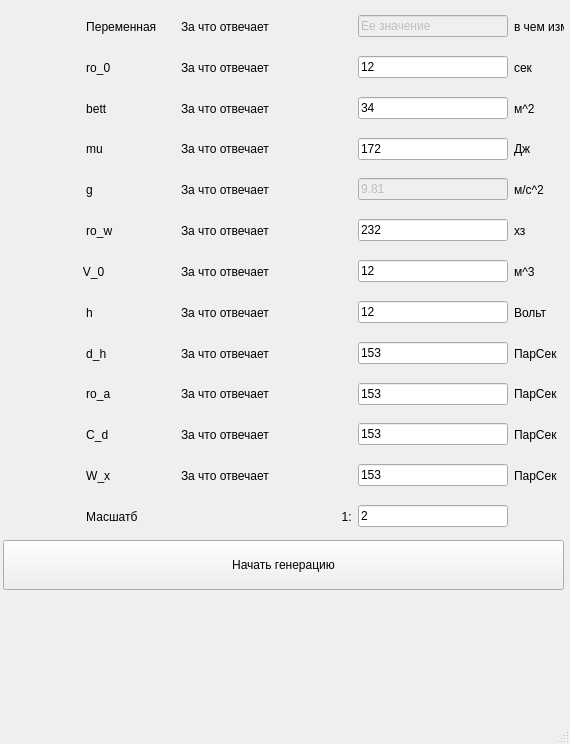
Before: the Qt Designer form menu.ui in Gr1g0r1y/Oil_spill_simulation, drawn with Qt 5.
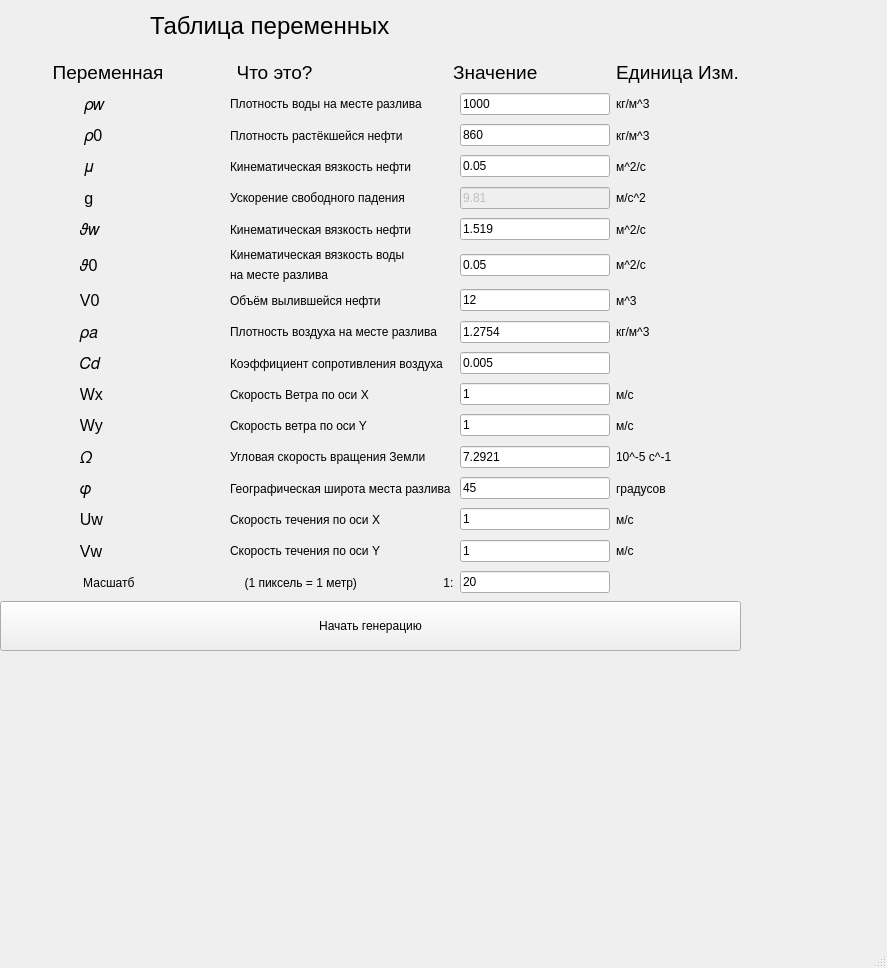
After: the same form once the commit is applied.

What changed in the file:
```diff
--- a/menu.ui
+++ b/menu.ui
@@ -6,20 +6,20 @@
    <rect>
     <x>0</x>
     <y>0</y>
-    <width>570</width>
-    <height>744</height>
+    <width>887</width>
+    <height>968</height>
    </rect>
   </property>
   <property name="minimumSize">
    <size>
-    <width>570</width>
-    <height>744</height>
+    <width>0</width>
+    <height>0</height>
    </size>
   </property>
   <property name="maximumSize">
    <size>
-    <width>570</width>
-    <height>744</height>
+    <width>16777215</width>
+    <height>16777215</height>
    </size>
   </property>
   <property name="windowTitle">
@@ -29,55 +29,78 @@
    <widget class="QWidget" name="verticalLayoutWidget">
     <property name="geometry">
      <rect>
-      <x>3</x>
-      <y>9</y>
-      <width>561</width>
-      <height>581</height>
+      <x>0</x>
+      <y>60</y>
+      <width>741</width>
+      <height>591</height>
      </rect>
     </property>
+    <property name="minimumSize">
+     <size>
+      <width>125</width>
+      <height>0</height>
+     </size>
+    </property>
     <layout class="QVBoxLayout" name="verticalLayout">
      <item>
       <layout class="QHBoxLayout" name="horizontalLayout">
        <item>
         <widget class="QLabel" name="label_2">
+         <property name="font">
+          <font>
+           <pointsize>14</pointsize>
+          </font>
+         </property>
          <property name="text">
-          <string>                         Переменная</string>
+          <string>          Переменная</string>
          </property>
         </widget>
        </item>
        <item>
         <widget class="QLabel" name="label">
+         <property name="font">
+          <font>
+           <pointsize>14</pointsize>
+          </font>
+         </property>
          <property name="text">
-          <string>За что отвечает</string>
+          <string>      Что это?</string>
          </property>
         </widget>
        </item>
        <item>
-        <widget class="QLineEdit" name="data_Example">
-         <property name="enabled">
-          <bool>false</bool>
-         </property>
-         <property name="maximumSize">
-          <size>
-           <width>150</width>
-           <height>16777215</height>
-          </size>
+        <widget class="QLabel" name="label_4">
+         <property name="font">
+          <font>
+           <pointsize>14</pointsize>
+          </font>
          </property>
          <property name="text">
-          <string>Ее значение</string>
+          <string>        Значение</string>
          </property>
         </widget>
        </item>
        <item>
         <widget class="QLabel" name="label_7">
+         <property name="minimumSize">
+          <size>
+           <width>125</width>
+           <height>0</height>
+          </size>
+         </property>
          <property name="maximumSize">
           <size>
            <width>50</width>
            <height>16777215</height>
           </size>
          </property>
+         <property name="font">
+          <font>
+           <pointsize>14</pointsize>
+          </font>
+         </property>
          <property name="text">
-          <string>в чем измер</string>
+          <string>Единица Изм.</string>
          </property>
         </widget>
        </item>
@@ -87,23 +110,34 @@
       <layout class="QHBoxLayout" name="horizontalLayout_4">
        <item>
         <widget class="QLabel" name="label_10">
+         <property name="font">
+          <font>
+           <pointsize>12</pointsize>
+          </font>
+         </property>
          <property name="text">
-          <string>                         ro_0</string>
+          <string>                   𝜌𝑤</string>
          </property>
         </widget>
        </item>
        <item>
         <widget class="QLabel" name="label_11">
          <property name="text">
-          <string>За что отвечает</string>
+          <string>Плотность воды на месте разлива</string>
          </property>
         </widget>
        </item>
        <item>
-        <widget class="QLineEdit" name="data_ro_0">
+        <widget class="QLineEdit" name="data_ro_w">
          <property name="enabled">
           <bool>true</bool>
          </property>
+         <property name="minimumSize">
+          <size>
+           <width>150</width>
+           <height>0</height>
+          </size>
+         </property>
          <property name="maximumSize">
           <size>
            <width>150</width>
@@ -111,12 +145,18 @@
           </size>
          </property>
          <property name="text">
-          <string>12</string>
+          <string>1000</string>
          </property>
         </widget>
        </item>
        <item>
         <widget class="QLabel" name="label_12">
+         <property name="minimumSize">
+          <size>
+           <width>125</width>
+           <height>0</height>
+          </size>
+         </property>
          <property name="maximumSize">
           <size>
            <width>50</width>
@@ -124,7 +164,7 @@
           </size>
          </property>
          <property name="text">
-          <string>сек</string>
+          <string>кг/м^3</string>
          </property>
         </widget>
        </item>
@@ -134,23 +174,34 @@
       <layout class="QHBoxLayout" name="horizontalLayout_5">
        <item>
         <widget class="QLabel" name="label_13">
+         <property name="font">
+          <font>
+           <pointsize>12</pointsize>
+          </font>
+         </property>
          <property name="text">
-          <string>                         bett</string>
+          <string>                   𝜌0</string>
          </property>
         </widget>
        </item>
        <item>
         <widget class="QLabel" name="label_14">
          <property name="text">
-          <string>За что отвечает</string>
+          <string>Плотность растёкшейся нефти</string>
          </property>
         </widget>
        </item>
        <item>
-        <widget class="QLineEdit" name="data_bett">
+        <widget class="QLineEdit" name="data_ro_0">
          <property name="enabled">
           <bool>true</bool>
          </property>
+         <property name="minimumSize">
+          <size>
+           <width>150</width>
+           <height>0</height>
+          </size>
+         </property>
          <property name="maximumSize">
           <size>
            <width>150</width>
@@ -158,12 +209,18 @@
           </size>
          </property>
          <property name="text">
-          <string>34</string>
+          <string>860</string>
          </property>
         </widget>
        </item>
        <item>
         <widget class="QLabel" name="label_15">
+         <property name="minimumSize">
+          <size>
+           <width>125</width>
+           <height>0</height>
+          </size>
+         </property>
          <property name="maximumSize">
           <size>
            <width>50</width>
@@ -171,7 +228,7 @@
           </size>
          </property>
          <property name="text">
-          <string>м^2</string>
+          <string>кг/м^3</string>
          </property>
         </widget>
        </item>
@@ -181,15 +238,20 @@
       <layout class="QHBoxLayout" name="horizontalLayout_6">
        <item>
         <widget class="QLabel" name="label_16">
+         <property name="font">
+          <font>
+           <pointsize>12</pointsize>
+          </font>
+         </property>
          <property name="text">
-          <string>                         mu</string>
+          <string>                   𝜇</string>
          </property>
         </widget>
        </item>
        <item>
         <widget class="QLabel" name="label_17">
          <property name="text">
-          <string>За что отвечает</string>
+          <string>Кинематическая вязкость нефти</string>
          </property>
         </widget>
        </item>
@@ -198,6 +260,12 @@
          <property name="enabled">
           <bool>true</bool>
          </property>
+         <property name="minimumSize">
+          <size>
+           <width>150</width>
+           <height>0</height>
+          </size>
+         </property>
          <property name="maximumSize">
           <size>
            <width>150</width>
@@ -205,12 +273,18 @@
           </size>
          </property>
          <property name="text">
-          <string>172</string>
+          <string>0.05</string>
          </property>
         </widget>
        </item>
        <item>
         <widget class="QLabel" name="label_18">
+         <property name="minimumSize">
+          <size>
+           <width>125</width>
+           <height>0</height>
+          </size>
+         </property>
          <property name="maximumSize">
           <size>
            <width>50</width>
@@ -218,7 +292,7 @@
           </size>
          </property>
          <property name="text">
-          <string>Дж</string>
+          <string>м^2/c</string>
          </property>
         </widget>
        </item>
@@ -228,15 +302,26 @@
       <layout class="QHBoxLayout" name="horizontalLayout_7">
        <item>
         <widget class="QLabel" name="label_19">
+         <property name="minimumSize">
+          <size>
+           <width>0</width>
+           <height>0</height>
+          </size>
+         </property>
+         <property name="font">
+          <font>
+           <pointsize>12</pointsize>
+          </font>
+         </property>
          <property name="text">
-          <string>                         g</string>
+          <string>                   g</string>
          </property>
         </widget>
        </item>
        <item>
         <widget class="QLabel" name="label_20">
          <property name="text">
-          <string>За что отвечает</string>
+          <string>Ускорение свободного падения</string>
          </property>
         </widget>
        </item>
@@ -245,6 +330,12 @@
          <property name="enabled">
           <bool>false</bool>
          </property>
+         <property name="minimumSize">
+          <size>
+           <width>150</width>
+           <height>0</height>
+          </size>
+         </property>
          <property name="maximumSize">
           <size>
            <width>150</width>
@@ -258,6 +349,12 @@
        </item>
        <item>
         <widget class="QLabel" name="label_21">
+         <property name="minimumSize">
+          <size>
+           <width>125</width>
+           <height>0</height>
+          </size>
+         </property>
          <property name="maximumSize">
           <size>
            <width>50</width>
@@ -275,23 +372,34 @@
       <layout class="QHBoxLayout" name="horizontalLayout_9">
        <item>
         <widget class="QLabel" name="label_25">
+         <property name="font">
+          <font>
+           <pointsize>12</pointsize>
+          </font>
+         </property>
          <property name="text">
-          <string>                         ro_w</string>
+          <string>                  𝜗𝑤</string>
          </property>
         </widget>
        </item>
        <item>
         <widget class="QLabel" name="label_26">
          <property name="text">
-          <string>За что отвечает</string>
+          <string>Кинематическая вязкость нефти</string>
          </property>
         </widget>
        </item>
        <item>
-        <widget class="QLineEdit" name="data_ro_w">
+        <widget class="QLineEdit" name="data_kin_vis_w">
          <property name="enabled">
           <bool>true</bool>
          </property>
+         <property name="minimumSize">
+          <size>
+           <width>150</width>
+           <height>0</height>
+          </size>
+         </property>
          <property name="maximumSize">
           <size>
            <width>150</width>
@@ -299,12 +407,18 @@
           </size>
          </property>
          <property name="text">
-          <string>232</string>
+          <string>1.519</string>
          </property>
         </widget>
        </item>
        <item>
         <widget class="QLabel" name="label_27">
+         <property name="minimumSize">
+          <size>
+           <width>125</width>
+           <height>0</height>
+          </size>
+         </property>
          <property name="maximumSize">
           <size>
            <width>50</width>
@@ -312,7 +426,7 @@
           </size>
          </property>
          <property name="text">
-          <string>хз</string>
+          <string>м^2/c</string>
          </property>
         </widget>
        </item>
@@ -322,23 +436,45 @@
       <layout class="QHBoxLayout" name="horizontalLayout_10">
        <item>
         <widget class="QLabel" name="label_28">
+         <property name="font">
+          <font>
+           <pointsize>12</pointsize>
+          </font>
+         </property>
          <property name="text">
-          <string>                        V_0</string>
+          <string>                  𝜗0</string>
          </property>
         </widget>
        </item>
        <item>
-        <widget class="QLabel" name="label_29">
-         <property name="text">
-          <string>За что отвечает</string>
-         </property>
-        </widget>
+        <layout class="QVBoxLayout" name="verticalLayout_2">
+         <item>
+          <widget class="QLabel" name="label_5">
+           <property name="text">
+            <string>Кинематическая вязкость воды</string>
+           </property>
+          </widget>
+         </item>
+         <item>
+          <widget class="QLabel" name="label_6">
+           <property name="text">
+            <string>на месте разлива</string>
+           </property>
+          </widget>
+         </item>
+        </layout>
        </item>
        <item>
         <widget class="QLineEdit" name="data_V_0">
          <property name="enabled">
           <bool>true</bool>
          </property>
+         <property name="minimumSize">
+          <size>
+           <width>150</width>
+           <height>0</height>
+          </size>
+         </property>
          <property name="maximumSize">
           <size>
            <width>150</width>
@@ -346,12 +482,18 @@
           </size>
          </property>
          <property name="text">
-          <string>12</string>
+          <string>0.05</string>
          </property>
         </widget>
        </item>
        <item>
         <widget class="QLabel" name="label_30">
+         <property name="minimumSize">
+          <size>
+           <width>125</width>
+           <height>0</height>
+          </size>
+         </property>
          <property name="maximumSize">
           <size>
            <width>50</width>
@@ -359,7 +501,7 @@
           </size>
          </property>
          <property name="text">
-          <string>м^3</string>
+          <string>м^2/c</string>
          </property>
         </widget>
        </item>
@@ -369,15 +511,23 @@
       <layout class="QHBoxLayout" name="horizontalLayout_11">
        <item>
         <widget class="QLabel" name="label_31">
+         <property name="font">
+          <font>
+           <pointsize>12</pointsize>
+          </font>
+         </property>
          <property name="text">
-          <string>                         h</string>
+          <string>                  V0</string>
+         </property>
+         <property name="textFormat">
+          <enum>Qt::AutoText</enum>
          </property>
         </widget>
        </item>
        <item>
         <widget class="QLabel" name="label_32">
          <property name="text">
-          <string>За что отвечает</string>
+          <string>Объём вылившейся нефти</string>
          </property>
         </widget>
        </item>
@@ -386,6 +536,12 @@
          <property name="enabled">
           <bool>true</bool>
          </property>
+         <property name="minimumSize">
+          <size>
+           <width>150</width>
+           <height>0</height>
+          </size>
+         </property>
          <property name="maximumSize">
           <size>
            <width>150</width>
@@ -399,6 +555,12 @@
        </item>
        <item>
         <widget class="QLabel" name="label_33">
+         <property name="minimumSize">
+          <size>
+           <width>125</width>
+           <height>0</height>
+          </size>
+         </property>
          <property name="maximumSize">
           <size>
            <width>50</width>
@@ -406,7 +568,7 @@
           </size>
          </property>
          <property name="text">
-          <string>Вольт</string>
+          <string>м^3</string>
          </property>
         </widget>
        </item>
@@ -416,15 +578,20 @@
       <layout class="QHBoxLayout" name="horizontalLayout_12">
        <item>
         <widget class="QLabel" name="label_34">
+         <property name="font">
+          <font>
+           <pointsize>12</pointsize>
+          </font>
+         </property>
          <property name="text">
-          <string>                         d_h</string>
+          <string>                  𝜌𝑎</string>
          </property>
         </widget>
        </item>
        <item>
         <widget class="QLabel" name="label_35">
          <property name="text">
-          <string>За что отвечает</string>
+          <string>Плотность воздуха на месте разлива</string>
          </property>
         </widget>
        </item>
@@ -433,6 +600,12 @@
          <property name="enabled">
           <bool>true</bool>
          </property>
+         <property name="minimumSize">
+          <size>
+           <width>150</width>
+           <height>0</height>
+          </size>
+         </property>
          <property name="maximumSize">
           <size>
            <width>150</width>
@@ -440,12 +613,18 @@
           </size>
          </property>
          <property name="text">
-          <string>153</string>
+          <string>1.2754</string>
          </property>
         </widget>
        </item>
        <item>
         <widget class="QLabel" name="label_36">
+         <property name="minimumSize">
+          <size>
+           <width>125</width>
+           <height>0</height>
+          </size>
+         </property>
          <property name="maximumSize">
           <size>
            <width>50</width>
@@ -453,7 +632,7 @@
           </size>
          </property>
          <property name="text">
-          <string>ПарСек</string>
+          <string>кг/м^3</string>
          </property>
         </widget>
        </item>
@@ -463,23 +642,34 @@
       <layout class="QHBoxLayout" name="horizontalLayout_13">
        <item>
         <widget class="QLabel" name="label_37">
+         <property name="font">
+          <font>
+           <pointsize>12</pointsize>
+          </font>
+         </property>
          <property name="text">
-          <string>                         ro_a</string>
+          <string>                  𝐶𝑑</string>
          </property>
         </widget>
        </item>
        <item>
         <widget class="QLabel" name="label_38">
          <property name="text">
-          <string>За что отвечает</string>
+          <string>Коэффициент сопротивления воздуха</string>
          </property>
         </widget>
        </item>
        <item>
-        <widget class="QLineEdit" name="data_ro_a">
+        <widget class="QLineEdit" name="data_C_d">
          <property name="enabled">
           <bool>true</bool>
          </property>
+         <property name="minimumSize">
+          <size>
+           <width>150</width>
+           <height>0</height>
+          </size>
+         </property>
          <property name="maximumSize">
           <size>
            <width>150</width>
@@ -487,12 +677,18 @@
           </size>
          </property>
          <property name="text">
-          <string>153</string>
+          <string>0.005</string>
          </property>
         </widget>
        </item>
        <item>
         <widget class="QLabel" name="label_39">
+         <property name="minimumSize">
+          <size>
+           <width>125</width>
+           <height>0</height>
+          </size>
+         </property>
          <property name="maximumSize">
           <size>
            <width>50</width>
@@ -500,7 +696,7 @@
           </size>
          </property>
          <property name="text">
-          <string>ПарСек</string>
+          <string/>
          </property>
         </widget>
        </item>
@@ -510,23 +706,34 @@
       <layout class="QHBoxLayout" name="horizontalLayout_14">
        <item>
         <widget class="QLabel" name="label_40">
+         <property name="font">
+          <font>
+           <pointsize>12</pointsize>
+          </font>
+         </property>
          <property name="text">
-          <string>                         C_d</string>
+          <string>                  Wx</string>
          </property>
         </widget>
        </item>
        <item>
         <widget class="QLabel" name="label_41">
          <property name="text">
-          <string>За что отвечает</string>
+          <string>Скорость Ветра по оси Х</string>
          </property>
         </widget>
        </item>
        <item>
-        <widget class="QLineEdit" name="data_C_d">
+        <widget class="QLineEdit" name="data_W_x">
          <property name="enabled">
           <bool>true</bool>
          </property>
+         <property name="minimumSize">
+          <size>
+           <width>150</width>
+           <height>0</height>
+          </size>
+         </property>
          <property name="maximumSize">
           <size>
            <width>150</width>
@@ -534,12 +741,18 @@
           </size>
          </property>
          <property name="text">
-          <string>153</string>
+          <string>1</string>
          </property>
         </widget>
        </item>
        <item>
         <widget class="QLabel" name="label_42">
+         <property name="minimumSize">
+          <size>
+           <width>125</width>
+           <height>0</height>
+          </size>
+         </property>
          <property name="maximumSize">
           <size>
            <width>50</width>
@@ -547,7 +760,7 @@
           </size>
          </property>
          <property name="text">
-          <string>ПарСек</string>
+          <string>м/c</string>
          </property>
         </widget>
        </item>
@@ -557,23 +770,34 @@
       <layout class="QHBoxLayout" name="horizontalLayout_15">
        <item>
         <widget class="QLabel" name="label_43">
+         <property name="font">
+          <font>
+           <pointsize>12</pointsize>
+          </font>
+         </property>
          <property name="text">
-          <string>                         W_x</string>
+          <string>                  Wy</string>
          </property>
         </widget>
        </item>
        <item>
         <widget class="QLabel" name="label_44">
          <property name="text">
-          <string>За что отвечает</string>
+          <string>Скорость ветра по оси Y</string>
          </property>
         </widget>
        </item>
        <item>
-        <widget class="QLineEdit" name="data_W_x">
+        <widget class="QLineEdit" name="data_W_y">
          <property name="enabled">
           <bool>true</bool>
          </property>
+         <property name="minimumSize">
+          <size>
+           <width>150</width>
+           <height>0</height>
+          </size>
+         </property>
          <property name="maximumSize">
           <size>
            <width>150</width>
@@ -581,12 +805,18 @@
           </size>
          </property>
          <property name="text">
-          <string>153</string>
+          <string>1</string>
          </property>
         </widget>
        </item>
        <item>
         <widget class="QLabel" name="label_45">
+         <property name="minimumSize">
+          <size>
+           <width>125</width>
+           <height>0</height>
+          </size>
+         </property>
          <property name="maximumSize">
           <size>
            <width>50</width>
@@ -594,7 +824,267 @@
           </size>
          </property>
          <property name="text">
-          <string>ПарСек</string>
+          <string>м/c</string>
+         </property>
+        </widget>
+       </item>
+      </layout>
+     </item>
+     <item>
+      <layout class="QHBoxLayout" name="horizontalLayout_17">
+       <item>
+        <widget class="QLabel" name="label_49">
+         <property name="font">
+          <font>
+           <pointsize>12</pointsize>
+          </font>
+         </property>
+         <property name="text">
+          <string>                  𝛺</string>
+         </property>
+        </widget>
+       </item>
+       <item>
+        <widget class="QLabel" name="label_50">
+         <property name="text">
+          <string>Угловая скорость вращения Земли</string>
+         </property>
+        </widget>
+       </item>
+       <item>
+        <widget class="QLineEdit" name="data_horseshoe">
+         <property name="enabled">
+          <bool>true</bool>
+         </property>
+         <property name="minimumSize">
+          <size>
+           <width>150</width>
+           <height>0</height>
+          </size>
+         </property>
+         <property name="maximumSize">
+          <size>
+           <width>150</width>
+           <height>16777215</height>
+          </size>
+         </property>
+         <property name="text">
+          <string>7.2921</string>
+         </property>
+        </widget>
+       </item>
+       <item>
+        <widget class="QLabel" name="label_51">
+         <property name="minimumSize">
+          <size>
+           <width>125</width>
+           <height>0</height>
+          </size>
+         </property>
+         <property name="maximumSize">
+          <size>
+           <width>50</width>
+           <height>16777215</height>
+          </size>
+         </property>
+         <property name="text">
+          <string>10^-5 c^-1</string>
+         </property>
+        </widget>
+       </item>
+      </layout>
+     </item>
+     <item>
+      <layout class="QHBoxLayout" name="horizontalLayout_18">
+       <item>
+        <widget class="QLabel" name="label_52">
+         <property name="font">
+          <font>
+           <pointsize>12</pointsize>
+          </font>
+         </property>
+         <property name="text">
+          <string>                  𝜑</string>
+         </property>
+        </widget>
+       </item>
+       <item>
+        <layout class="QVBoxLayout" name="verticalLayout_3">
+         <item>
+          <widget class="QLabel" name="label_53">
+           <property name="text">
+            <string>Географическая широта места разлива</string>
+           </property>
+          </widget>
+         </item>
+        </layout>
+       </item>
+       <item>
+        <widget class="QLineEdit" name="data_fi">
+         <property name="enabled">
+          <bool>true</bool>
+         </property>
+         <property name="minimumSize">
+          <size>
+           <width>150</width>
+           <height>0</height>
+          </size>
+         </property>
+         <property name="maximumSize">
+          <size>
+           <width>150</width>
+           <height>16777215</height>
+          </size>
+         </property>
+         <property name="text">
+          <string>45</string>
+         </property>
+        </widget>
+       </item>
+       <item>
+        <widget class="QLabel" name="label_54">
+         <property name="minimumSize">
+          <size>
+           <width>125</width>
+           <height>0</height>
+          </size>
+         </property>
+         <property name="maximumSize">
+          <size>
+           <width>50</width>
+           <height>16777215</height>
+          </size>
+         </property>
+         <property name="text">
+          <string>градусов</string>
+         </property>
+        </widget>
+       </item>
+      </layout>
+     </item>
+     <item>
+      <layout class="QHBoxLayout" name="horizontalLayout_19">
+       <item>
+        <widget class="QLabel" name="label_55">
+         <property name="font">
+          <font>
+           <pointsize>12</pointsize>
+          </font>
+         </property>
+         <property name="text">
+          <string>                  Uw</string>
+         </property>
+        </widget>
+       </item>
+       <item>
+        <widget class="QLabel" name="label_56">
+         <property name="text">
+          <string>Скорость течения по оси X</string>
+         </property>
+        </widget>
+       </item>
+       <item>
+        <widget class="QLineEdit" name="data_u_w">
+         <property name="enabled">
+          <bool>true</bool>
+         </property>
+         <property name="minimumSize">
+          <size>
+           <width>150</width>
+           <height>0</height>
+          </size>
+         </property>
+         <property name="maximumSize">
+          <size>
+           <width>150</width>
+           <height>16777215</height>
+          </size>
+         </property>
+         <property name="text">
+          <string>1</string>
+         </property>
+        </widget>
+       </item>
+       <item>
+        <widget class="QLabel" name="label_57">
+         <property name="minimumSize">
+          <size>
+           <width>125</width>
+           <height>0</height>
+          </size>
+         </property>
+         <property name="maximumSize">
+          <size>
+           <width>50</width>
+           <height>16777215</height>
+          </size>
+         </property>
+         <property name="text">
+          <string>м/c</string>
+         </property>
+        </widget>
+       </item>
+      </layout>
+     </item>
+     <item>
+      <layout class="QHBoxLayout" name="horizontalLayout_20">
+       <item>
+        <widget class="QLabel" name="label_58">
+         <property name="font">
+          <font>
+           <pointsize>12</pointsize>
+          </font>
+         </property>
+         <property name="text">
+          <string>                  Vw</string>
+         </property>
+        </widget>
+       </item>
+       <item>
+        <widget class="QLabel" name="label_59">
+         <property name="text">
+          <string>Скорость течения по оси Y</string>
+         </property>
+        </widget>
+       </item>
+       <item>
+        <widget class="QLineEdit" name="data_v_w">
+         <property name="enabled">
+          <bool>true</bool>
+         </property>
+         <property name="minimumSize">
+          <size>
+           <width>150</width>
+           <height>0</height>
+          </size>
+         </property>
+         <property name="maximumSize">
+          <size>
+           <width>150</width>
+           <height>16777215</height>
+          </size>
+         </property>
+         <property name="text">
+          <string>1</string>
+         </property>
+        </widget>
+       </item>
+       <item>
+        <widget class="QLabel" name="label_60">
+         <property name="minimumSize">
+          <size>
+           <width>125</width>
+           <height>0</height>
+          </size>
+         </property>
+         <property name="maximumSize">
+          <size>
+           <width>50</width>
+           <height>16777215</height>
+          </size>
+         </property>
+         <property name="text">
+          <string>м/c</string>
          </property>
         </widget>
        </item>
@@ -612,7 +1102,7 @@
        <item>
         <widget class="QLabel" name="label_47">
          <property name="text">
-          <string>                                                      1:</string>
+          <string>                          (1 пиксель = 1 метр)                          1:</string>
          </property>
         </widget>
        </item>
@@ -621,6 +1111,12 @@
          <property name="enabled">
           <bool>true</bool>
          </property>
+         <property name="minimumSize">
+          <size>
+           <width>150</width>
+           <height>0</height>
+          </size>
+         </property>
          <property name="maximumSize">
           <size>
            <width>150</width>
@@ -628,12 +1124,18 @@
           </size>
          </property>
          <property name="text">
-          <string>2</string>
+          <string>20</string>
          </property>
         </widget>
        </item>
        <item>
         <widget class="QLabel" name="label_48">
+         <property name="minimumSize">
+          <size>
+           <width>125</width>
+           <height>0</height>
+          </size>
+         </property>
          <property name="maximumSize">
           <size>
            <width>50</width>
@@ -641,7 +1143,7 @@
           </size>
          </property>
          <property name="text">
-          <string> </string>
+          <string/>
          </property>
         </widget>
        </item>
@@ -651,7 +1153,7 @@
       <widget class="QPushButton" name="start_btn">
        <property name="minimumSize">
         <size>
-         <width>50</width>
+         <width>125</width>
          <height>50</height>
         </size>
        </property>
@@ -662,6 +1164,30 @@
      </item>
     </layout>
    </widget>
+   <widget class="QLabel" name="label_3">
+    <property name="geometry">
+     <rect>
+      <x>150</x>
+      <y>10</y>
+      <width>461</width>
+      <height>31</height>
+     </rect>
+    </property>
+    <property name="minimumSize">
+     <size>
+      <width>150</width>
+      <height>0</height>
+     </size>
+    </property>
+    <property name="font">
+     <font>
+      <pointsize>18</pointsize>
+     </font>
+    </property>
+    <property name="text">
+     <string>Таблица переменных</string>
+    </property>
+   </widget>
   </widget>
   <widget class="QMenuBar" name="menubar">
    <property name="geometry">
```
Left out of the diff: 14 changed lines with no effect on the pictures.
